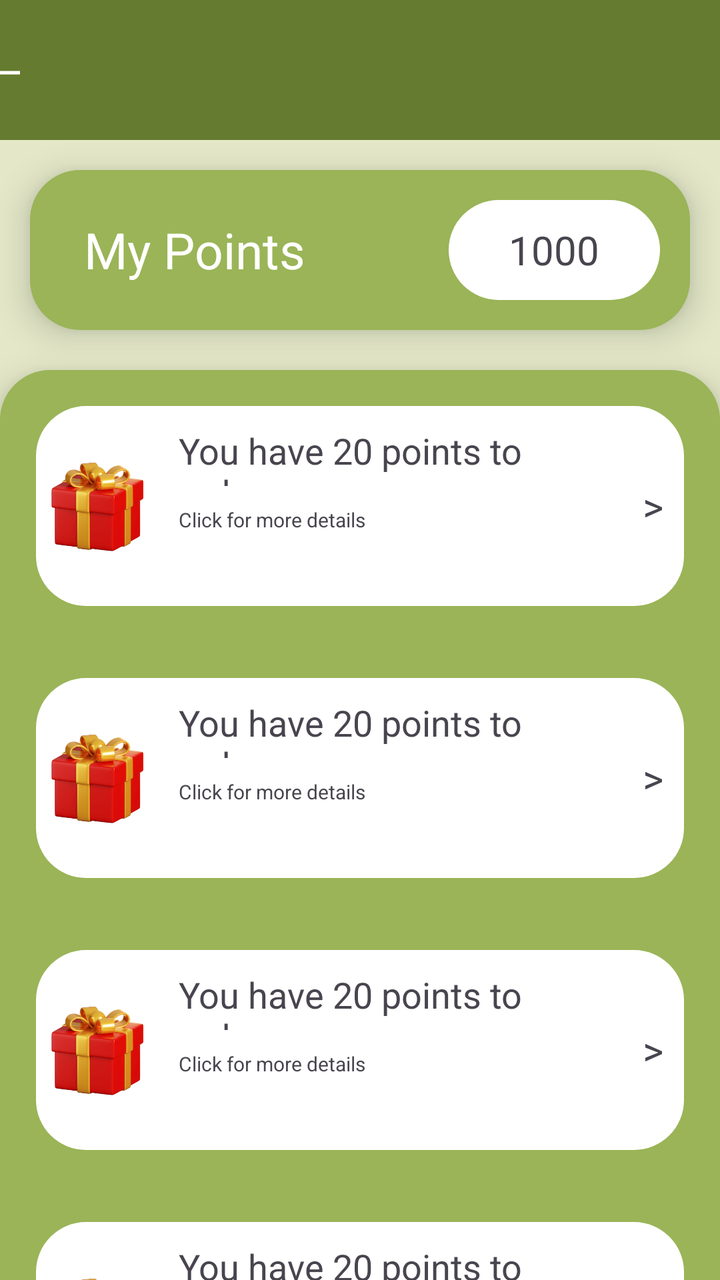
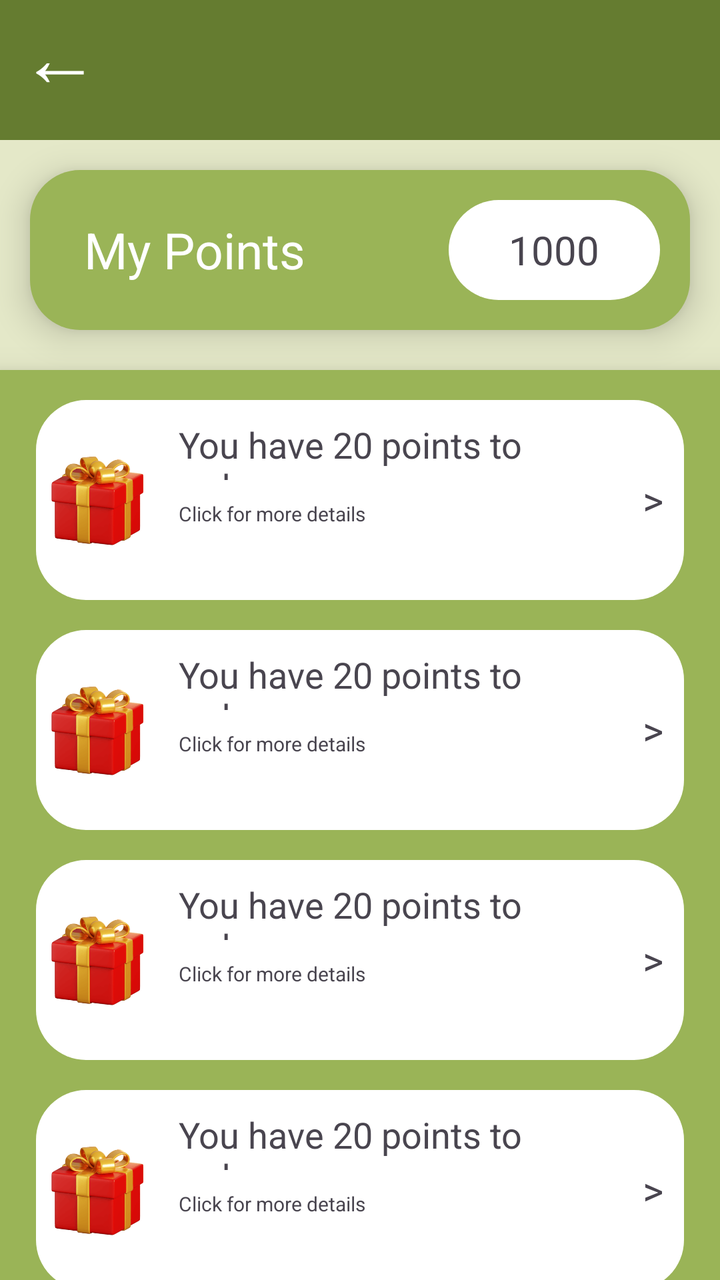

Two renders of the same Android screen: before a commit and after it. Below are the layout's source before the change and the commit's diff.
<!-- AndroidManifest.xml: application theme Theme.Gamstop -->
<!-- res/layout/activity_reward_page.xml -->
<?xml version="1.0" encoding="utf-8"?>
<FrameLayout xmlns:android="http://schemas.android.com/apk/res/android"
    xmlns:app="http://schemas.android.com/apk/res-auto"
    xmlns:tools="http://schemas.android.com/tools"
    android:id="@+id/main"
    android:layout_width="match_parent"
    android:layout_height="match_parent"
    android:orientation="vertical"
    tools:context=".MainActivity">

    <LinearLayout
    android:layout_width="match_parent"
    android:layout_height="match_parent"
        android:orientation="vertical"
    android:background="#E4E8C8">

    <TextView
        android:layout_width="match_parent"
        android:layout_height="70dp"
        android:background="#FF657C30"
        android:text="←"
        android:gravity="center"
        android:paddingRight="350dp"
        android:paddingBottom="15dp"
        android:textSize="40dp"
        android:textColor="@color/white"/>

        <LinearLayout
            android:layout_width="match_parent"
            android:layout_marginTop="115dp"
            android:layout_height="600dp"
            android:background="@drawable/rounded_corner"
            android:backgroundTint="#9AB457"
            android:elevation="10dp"
            android:orientation="vertical">

        <include layout="@drawable/rewardlayout"/>
        <include layout="@drawable/rewardlayout"/>
        <include layout="@drawable/rewardlayout"/>
        <include layout="@drawable/rewardlayout"/>


        </LinearLayout>
    </LinearLayout>
    <LinearLayout
        android:layout_width="match_parent"
        android:layout_height="80dp"
        android:layout_marginLeft="15dp"
        android:layout_marginTop="85dp"
        android:layout_marginRight="15dp"
        android:background="@drawable/rounded_corner"
        android:backgroundTint="#9AB457"
        android:elevation="10dp"
        android:textColor="@color/white">

        <TextView
            android:layout_width="match_parent"
            android:layout_height="match_parent"
            android:layout_weight="0.7"
            android:fontFamily="sans-serif"
            android:gravity="center"
            android:paddingRight="30dp"
            android:text="My Points"
            android:textColor="@color/white"
            android:textSize="25dp" />

        <TextView
            android:layout_width="match_parent"
            android:layout_height="match_parent"
            android:layout_margin="15dp"
            android:layout_weight="1"
            android:background="@drawable/rounded_corner"
            android:backgroundTint="@color/white"
            android:gravity="center"
            android:text="1000"
            android:textSize="20dp" />

    </LinearLayout>
</FrameLayout>
<!-- resources referenced by this layout -->
<resources>
  <color name="white">#FFFFFFFF</color>
  <!-- drawable rewardlayout (drawable) -->
  <LinearLayout xmlns:android="http://schemas.android.com/apk/res/android"
      xmlns:app="http://schemas.android.com/apk/res-auto"
      xmlns:tools="http://schemas.android.com/tools"
      android:layout_width="match_parent"
      android:layout_height="100dp"
      android:background="@drawable/rounded_corner"
      android:layout_margin="18dp"
      android:backgroundTint="@color/white"
      android:orientation="horizontal">
  
  
      <ImageView
          android:layout_width="match_parent"
          android:layout_height="match_parent"
          android:layout_weight="0.75"
          android:paddingLeft="5dp"
          android:paddingRight="5dp"
          android:src="@drawable/giftbox"/>
      <LinearLayout
          android:layout_width="match_parent"
          android:layout_height="match_parent"
          android:layout_weight="0.25"
          android:layout_marginRight="10dp"
          android:orientation="vertical">
  
          <TextView
              android:layout_width="match_parent"
              android:layout_height="match_parent"
              android:layout_weight="0.2"
              android:text="You have 20 points to redeem"
              android:padding="10dp"
              android:fontFamily="sans-serif"
              android:textSize="18dp"/>
          <TextView
              android:layout_width="match_parent"
              android:layout_height="match_parent"
              android:layout_weight="0.2"
              android:text="Click for more details"
              android:paddingLeft="10dp"
              android:textSize="10dp"/>
  
      </LinearLayout>
  
      <TextView
          android:layout_width="match_parent"
          android:layout_height="match_parent"
          android:layout_weight="0.85"
          android:text=">"
          android:textSize="20dp"
          android:layout_marginRight="5dp"
          android:gravity="center"
          />
  
  </LinearLayout>
  <!-- drawable rounded_corner (drawable) -->
  <shape xmlns:android="http://schemas.android.com/apk/res/android">
      <solid android:color="@color/black"/>
      <corners android:radius="25dp"/>
  </shape>
  <style name="Theme.Gamstop" parent="Base.Theme.Gamstop" />
  <!-- drawable giftbox: webp bitmap (drawable, 18688 bytes) -->
  <color name="black">#FF000000</color>
  <style name="Base.Theme.Gamstop" parent="Theme.Material3.DayNight.NoActionBar">
          
          
      </style>
</resources>

<!-- the commit's change to res/layout/activity_reward_page.xml (unified diff, before → after) -->
@@ -6,11 +6,12 @@
     android:layout_width="match_parent"
     android:layout_height="match_parent"
     android:orientation="vertical"
+    android:background="#9AB457"
     tools:context=".MainActivity">
 
     <LinearLayout
     android:layout_width="match_parent"
-    android:layout_height="match_parent"
+    android:layout_height="wrap_content"
         android:orientation="vertical"
     android:background="#E4E8C8">
 
@@ -20,7 +21,7 @@
         android:background="#FF657C30"
         android:text="←"
         android:gravity="center"
-        android:paddingRight="350dp"
+        android:paddingRight="300dp"
         android:paddingBottom="15dp"
         android:textSize="40dp"
         android:textColor="@color/white"/>
@@ -28,16 +29,15 @@
         <LinearLayout
             android:layout_width="match_parent"
             android:layout_marginTop="115dp"
-            android:layout_height="600dp"
-            android:background="@drawable/rounded_corner"
-            android:backgroundTint="#9AB457"
+            android:layout_height="match_parent"
+            android:background="#9AB457"
             android:elevation="10dp"
             android:orientation="vertical">
 
-        <include layout="@drawable/rewardlayout"/>
-        <include layout="@drawable/rewardlayout"/>
-        <include layout="@drawable/rewardlayout"/>
-        <include layout="@drawable/rewardlayout"/>
+        <include layout="@layout/item_rewardlayout"/>
+        <include layout="@layout/item_rewardlayout"/>
+        <include layout="@layout/item_rewardlayout"/>
+        <include layout="@layout/item_rewardlayout"/>
 
 
         </LinearLayout>
@@ -77,3 +77,60 @@
 
     </LinearLayout>
 </FrameLayout>
+<!-- res/layout/item_rewardlayout.xml (included above) -->
+<LinearLayout xmlns:android="http://schemas.android.com/apk/res/android"
+    xmlns:app="http://schemas.android.com/apk/res-auto"
+    xmlns:tools="http://schemas.android.com/tools"
+    android:layout_width="match_parent"
+    android:layout_height="100dp"
+    android:background="@drawable/rounded_corner"
+    android:layout_marginTop="15dp"
+    android:layout_marginRight="18dp"
+    android:layout_marginLeft="18dp"
+    android:backgroundTint="@color/white"
+    android:orientation="horizontal">
+
+
+    <ImageView
+        android:layout_width="match_parent"
+        android:layout_height="match_parent"
+        android:layout_weight="0.75"
+        android:paddingLeft="5dp"
+        android:paddingRight="5dp"
+        android:src="@drawable/giftbox"/>
+    <LinearLayout
+        android:layout_width="match_parent"
+        android:layout_height="match_parent"
+        android:layout_weight="0.25"
+        android:layout_marginRight="10dp"
+        android:orientation="vertical">
+
+        <TextView
+            android:layout_width="match_parent"
+            android:layout_height="match_parent"
+            android:layout_weight="0.2"
+            android:text="You have 20 points to redeem"
+            android:padding="10dp"
+            android:fontFamily="sans-serif"
+            android:textSize="18dp"/>
+        <TextView
+            android:layout_width="match_parent"
+            android:layout_height="match_parent"
+            android:layout_weight="0.2"
+            android:text="Click for more details"
+            android:paddingLeft="10dp"
+            android:textSize="10dp"/>
+
+    </LinearLayout>
+
+    <TextView
+        android:layout_width="match_parent"
+        android:layout_height="match_parent"
+        android:layout_weight="0.85"
+        android:text=">"
+        android:textSize="20dp"
+        android:layout_marginRight="5dp"
+        android:gravity="center"
+        />
+
+</LinearLayout>
<!-- resource entries referenced after the edit -->
@@ -1,68 +1,13 @@
 <!-- resources referenced by this layout -->
 <resources>
   <color name="white">#FFFFFFFF</color>
-  <!-- drawable rewardlayout (drawable) -->
-  <LinearLayout xmlns:android="http://schemas.android.com/apk/res/android"
-      xmlns:app="http://schemas.android.com/apk/res-auto"
-      xmlns:tools="http://schemas.android.com/tools"
-      android:layout_width="match_parent"
-      android:layout_height="100dp"
-      android:background="@drawable/rounded_corner"
-      android:layout_margin="18dp"
-      android:backgroundTint="@color/white"
-      android:orientation="horizontal">
-  
-  
-      <ImageView
-          android:layout_width="match_parent"
-          android:layout_height="match_parent"
-          android:layout_weight="0.75"
-          android:paddingLeft="5dp"
-          android:paddingRight="5dp"
-          android:src="@drawable/giftbox"/>
-      <LinearLayout
-          android:layout_width="match_parent"
-          android:layout_height="match_parent"
-          android:layout_weight="0.25"
-          android:layout_marginRight="10dp"
-          android:orientation="vertical">
-  
-          <TextView
-              android:layout_width="match_parent"
-              android:layout_height="match_parent"
-              android:layout_weight="0.2"
-              android:text="You have 20 points to redeem"
-              android:padding="10dp"
-              android:fontFamily="sans-serif"
-              android:textSize="18dp"/>
-          <TextView
-              android:layout_width="match_parent"
-              android:layout_height="match_parent"
-              android:layout_weight="0.2"
-              android:text="Click for more details"
-              android:paddingLeft="10dp"
-              android:textSize="10dp"/>
-  
-      </LinearLayout>
-  
-      <TextView
-          android:layout_width="match_parent"
-          android:layout_height="match_parent"
-          android:layout_weight="0.85"
-          android:text=">"
-          android:textSize="20dp"
-          android:layout_marginRight="5dp"
-          android:gravity="center"
-          />
-  
-  </LinearLayout>
+  <!-- drawable giftbox: webp bitmap (drawable, 18688 bytes) -->
   <!-- drawable rounded_corner (drawable) -->
   <shape xmlns:android="http://schemas.android.com/apk/res/android">
       <solid android:color="@color/black"/>
       <corners android:radius="25dp"/>
   </shape>
   <style name="Theme.Gamstop" parent="Base.Theme.Gamstop" />
-  <!-- drawable giftbox: webp bitmap (drawable, 18688 bytes) -->
   <color name="black">#FF000000</color>
   <style name="Base.Theme.Gamstop" parent="Theme.Material3.DayNight.NoActionBar">
           
